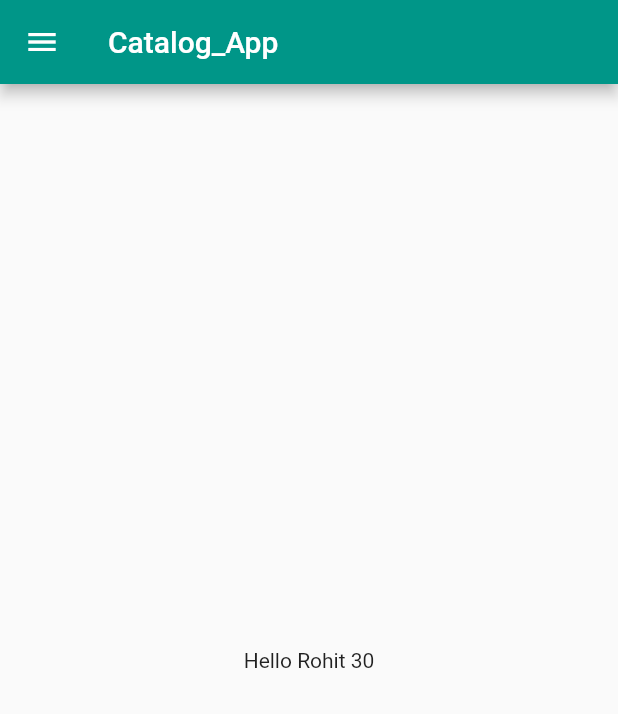
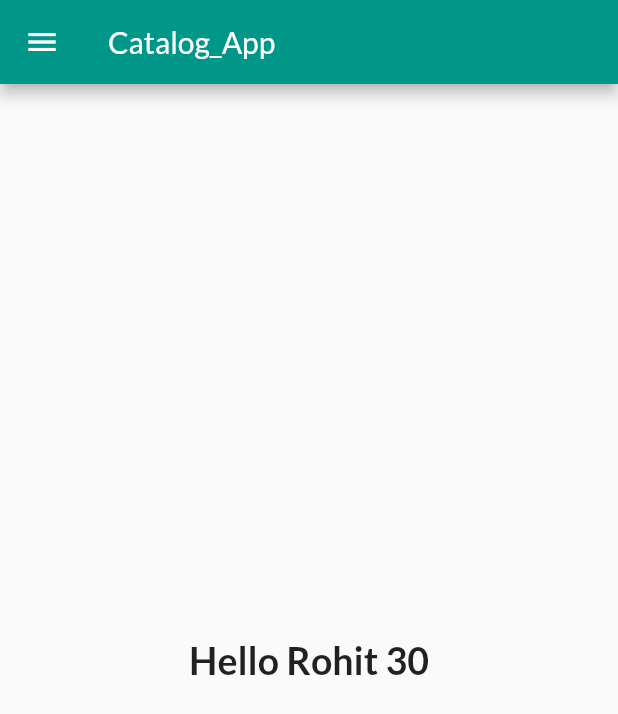
Before and after one commit to rohit-untitled/Flutter, a Flutter app: the HomePage screen opened by its route, on a phone screen of 412 x 824 dp. Shown: the top 714 px of the screen. Run offline on Flutter 3.47's test engine with Material 2 defaults, Android fonts, the phone set to English and light mode, and no system bars; our stand-ins replace google_fonts.

Commit message:
day4_completed

```diff
--- a/lib/pages/home_page.dart
+++ b/lib/pages/home_page.dart
@@ -1,18 +1,23 @@
 import "package:flutter/material.dart";
 
 class HomePage extends StatelessWidget {
+  const HomePage({Key? key}) : super(key: key);
+
   @override
   Widget build(BuildContext context) {
-    final int days = 30;
-    final String name = "Rohit";
+    const int days = 30;
+    const String name = "Rohit";
     return Scaffold(
       appBar: AppBar(
-        title: Text("Catalog_App"),
+        title: const Text("Catalog_App"),
       ),
       body: Center(
-        child: Container(child: Text("Hello $name $days")),
+        child: Container(
+          child: const Text("Hello $name $days",
+              style: TextStyle(fontSize: 25, fontWeight: FontWeight.bold)),
+        ),
       ),
-      drawer: Drawer(),
+      drawer: const Drawer(),
     );
   }
 }
```
Also changed, not shown: lib/main.dart (+11 -6 lines), lib/pages/login_page.dart (+58 -11 lines), pubspec.yaml (+4 -5 lines), assets/images/login_image.png (added), pubspec.lock, 1 other file.
